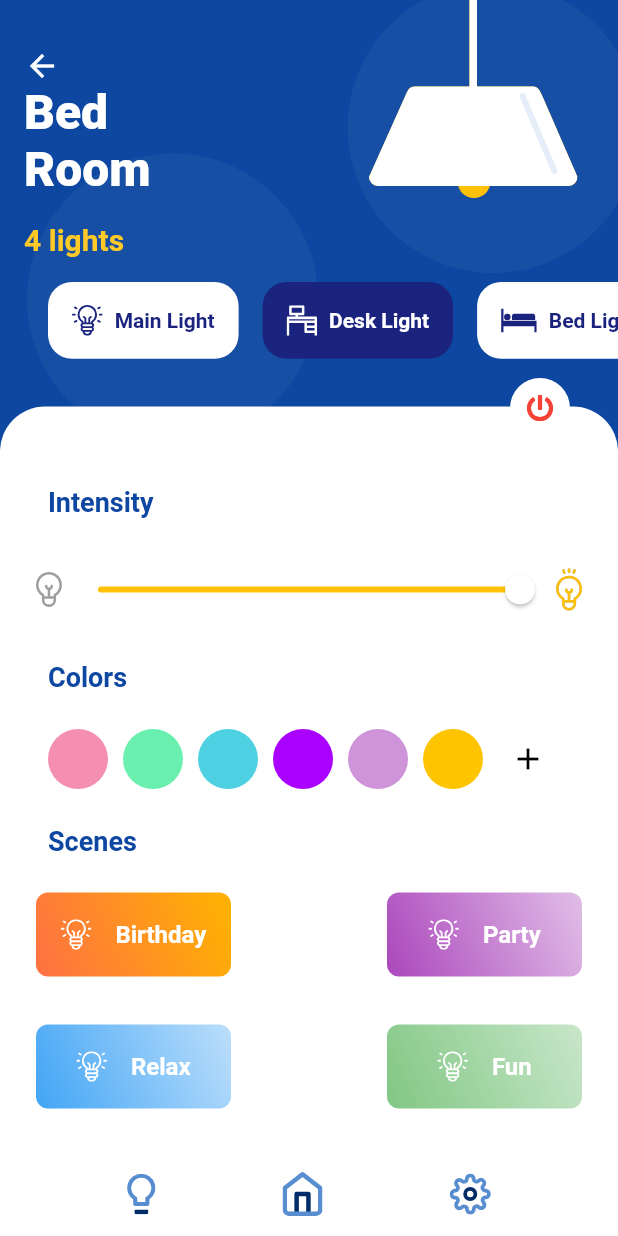
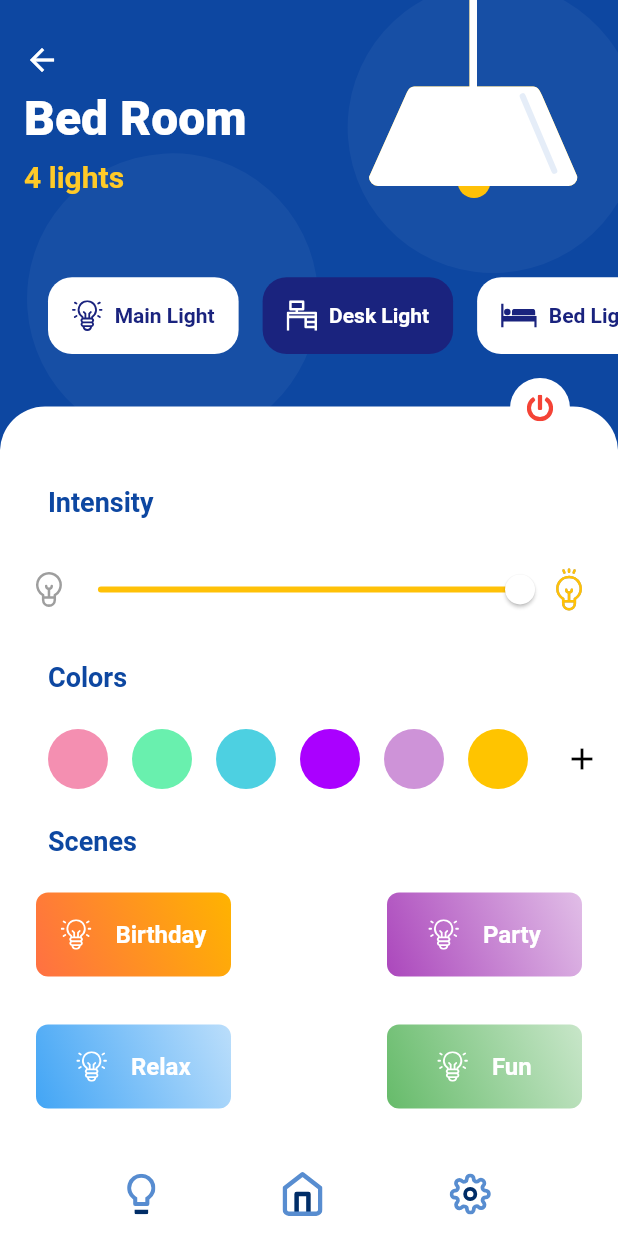
Before and after one commit to Chiratna/Chiratna21_RDFPP, a Flutter app: the screen it shows after launch, after a tap on "Bed Room", on a phone screen of 412 x 824 dp. Run offline on Flutter 3.47's test engine with Material 2 defaults, Android fonts, the phone set to English and light mode, and no system bars; our stand-ins replace flutter_svg.

Commit message:
Modified Room Screen

```diff
--- a/lib/constant/constant.dart
+++ b/lib/constant/constant.dart
@@ -57,6 +57,7 @@ List<Map<String, dynamic>> scenceGradients = [
       end: Alignment.bottomLeft,
     ),
     'title': 'Birthday',
+    'lampcolor': Colors.amber[600],
   },
   {
     'gradient': LinearGradient(
@@ -67,7 +68,8 @@ List<Map<String, dynamic>> scenceGradients = [
       begin: Alignment.topRight,
       end: Alignment.bottomLeft,
     ),
-    'title': 'Party'
+    'title': 'Party',
+    'lampcolor': Colors.purple[400],
   },
   {
     'gradient': LinearGradient(
@@ -79,16 +81,18 @@ List<Map<String, dynamic>> scenceGradients = [
       end: Alignment.bottomLeft,
     ),
     'title': 'Relax',
+    'lampcolor': Colors.blue[400],
   },
   {
     'gradient': LinearGradient(
       colors: [
         Colors.green[100]!,
-        Colors.green[300]!,
+        Colors.green[400]!,
       ],
       begin: Alignment.topRight,
       end: Alignment.bottomLeft,
     ),
-    'title': 'Fun'
+    'title': 'Fun',
+    'lampcolor': Colors.green[400],
   }
 ];
--- a/lib/screens/bedPage.dart
+++ b/lib/screens/bedPage.dart
@@ -28,7 +28,8 @@ class Room extends StatefulWidget {
 class _RoomState extends State<Room> with SingleTickerProviderStateMixin {
   AnimationController? _controller;
   Animation<double>? translateTween;
-  double value = 1;
+  ScrollController sc = ScrollController();
+  double value = 1, opValue = 1;
   Color lampColor = Colors.amber;
   bool powerOn = true;
   @override
@@ -40,6 +41,12 @@ class _RoomState extends State<Room> with SingleTickerProviderStateMixin {
 
     widget.animation.addStatusListener((status) {
       if (status == AnimationStatus.completed) _controller!.forward();
+    });
+
+    sc.addListener(() {
+      setState(() {
+        opValue = math.min(1, math.max(0, 1 - sc.offset / 170));
+      });
     });
 
     super.initState();
@@ -65,6 +72,9 @@ class _RoomState extends State<Room> with SingleTickerProviderStateMixin {
               )
             : GestureDetector(
                 onTap: () {
+                  sc.animateTo(0,
+                      duration: const Duration(milliseconds: 300),
+                      curve: Curves.easeIn);
                   setState(() {
                     lampColor = colors[index].withOpacity(value);
                   });
@@ -78,7 +88,17 @@ class _RoomState extends State<Room> with SingleTickerProviderStateMixin {
   List<Widget> scenePicker() {
     List<Widget> stackLayers =
         List<Widget>.generate(scenceGradients.length, (index) {
-      return Container(
+      return GestureDetector(
+        onTap: () {
+          sc.animateTo(0,
+              duration: const Duration(milliseconds: 300),
+              curve: Curves.easeIn);
+
+          setState(() {
+            lampColor = scenceGradients[index]['lampcolor'].withOpacity(value);
+          });
+        },
+        child: Container(
           width: 130,
           height: kBottomNavigationBarHeight,
           child: Container(
@@ -109,6 +129,7 @@ class _RoomState extends State<Room> with SingleTickerProviderStateMixin {
               ],
             ),
           ),
+        ),
       );
     });
 
@@ -123,37 +144,21 @@ class _RoomState extends State<Room> with SingleTickerProviderStateMixin {
       bottomNavigationBar: BottomNavBar(),
       body: SafeArea(
           child: CustomScrollView(
-        shrinkWrap: true,
+        controller: sc,
+        //shrinkWrap: true,
         physics: BouncingScrollPhysics(),
         slivers: [
           TweenAnimationBuilder<double>(
             tween: Tween<double>(begin: 150, end: 300),
             duration: const Duration(milliseconds: 500),
             builder: (_, he, child) {
-              // return SliverAppBar(
-              //   backgroundColor: Colors.blue[900],
-              //   automaticallyImplyLeading: false,
-              //   expandedHeight: he,
-              //   pinned: false,
-              //   stretch: true,
-              //   onStretchTrigger: () async {
-              //     print('Hell0');
-              //   },
-              //   bottom: PreferredSize(
-              //     child: Container(),
-              //     preferredSize: Size(0, 20),
-              //   ),
-              //   flexibleSpace:
-              // );
-
-              return SliverToBoxAdapter(
-                child: Container(
-                  height: he,
-                  color: Colors.blue[900],
-                  width: size.width,
-                  child: child,
-                ),
-              );
+              return SliverAppBar(
+                  backgroundColor: Colors.blue[900],
+                  automaticallyImplyLeading: false,
+                  stretch: true,
+                  onStretchTrigger: () async {},
+                  expandedHeight: he,
+                  flexibleSpace: child);
             },
             child: Stack(
               children: [
@@ -184,11 +189,14 @@ class _RoomState extends State<Room> with SingleTickerProviderStateMixin {
                         child: child,
                       );
                     },
-                    child: LampWidget(bright: lampColor.withOpacity(value)),
+                    child: Opacity(
+                        opacity: opValue,
+                        child:
+                            LampWidget(bright: lampColor.withOpacity(value))),
                   ),
                 ),
                 Positioned(
-                  top: 24,
+                  bottom: 130,
                   left: 16,
                   child: GestureDetector(
                     onTap: () {
@@ -205,7 +213,7 @@ class _RoomState extends State<Room> with SingleTickerProviderStateMixin {
                             animation: translateTween!,
                             builder: (_, child) {
                               return Transform.translate(
-                                offset: Offset(0, 16 * translateTween!.value),
+                                offset: Offset(0, 8 * translateTween!.value),
                                 child: Opacity(
                                   opacity: translateTween!.value,
                                   child: child,
@@ -228,7 +236,7 @@ class _RoomState extends State<Room> with SingleTickerProviderStateMixin {
                   ),
                 ),
                 Positioned(
-                  top: 180,
+                  bottom: 56,
                   child: AnimatedBuilder(
                       animation: translateTween!,
                       builder: (_, child) {
@@ -319,8 +327,10 @@ class _RoomState extends State<Room> with SingleTickerProviderStateMixin {
                   child: Container(
                     margin: EdgeInsets.only(left: 32),
                     width: size.width,
-                    child: Stack(
-                      children: colorPicker(translateTween!.value * 2.5),
+                    child: Wrap(
+                      spacing: 16 * translateTween!.value,
+                      runSpacing: 16,
+                      children: colorPicker(0),
                     ),
                   ),
                 );
--- a/lib/screens/homeScreen.dart
+++ b/lib/screens/homeScreen.dart
@@ -38,7 +38,7 @@ class _HomeScreenState extends State<HomeScreen> {
                 preferredSize: Size(0, 20),
               ),
               backgroundColor: Colors.blue[900],
-              expandedHeight: size.height * 0.25,
+              expandedHeight: 200,
               flexibleSpace: Stack(
                 children: [
                   Positioned(
@@ -49,9 +49,10 @@ class _HomeScreenState extends State<HomeScreen> {
                       child: SvgPicture.asset('assets/images/Circles.svg'),
                     ),
                   ),
-                  Positioned(top: 24, left: 16, child: HomeHeader(size: size)),
                   Positioned(
-                      top: 32,
+                      bottom: 72, left: 16, child: HomeHeader(size: size)),
+                  Positioned(
+                      bottom: 80,
                       right: 24,
                       child: GestureDetector(
                         onTap: () {
@@ -94,6 +95,21 @@ class _HomeScreenState extends State<HomeScreen> {
                 ],
               ),
             ),
+            SliverToBoxAdapter(
+              child: Container(
+                  margin: EdgeInsets.only(
+                    left: 32,
+                    bottom: 16,
+                  ),
+                  child: Text(
+                    'All Rooms',
+                    style: TextStyle(
+                      color: Colors.blue[900],
+                      fontWeight: FontWeight.bold,
+                      fontSize: 18,
+                    ),
+                  )),
+            ),
             SliverGrid(
               delegate: SliverChildBuilderDelegate((_, i) {
                 i = i % 6;
@@ -121,14 +137,20 @@ class _HomeScreenState extends State<HomeScreen> {
                   },
                   child: GridItem(room: room),
                 );
-                }, childCount: 12),
+              }, childCount: 6),
               gridDelegate: SliverGridDelegateWithFixedCrossAxisCount(
                 crossAxisCount: 2,
                 crossAxisSpacing: 16,
                 mainAxisSpacing: 8,
                 childAspectRatio: 0.7,
                 mainAxisExtent: 200,
-                ))
+              ),
+            ),
+            SliverToBoxAdapter(
+              child: Container(
+                height: 32,
+              ),
+            )
           ],
         ),
       ),
--- /dev/null
+++ b/lib/screens/try.dart
@@ -0,0 +1,16 @@
+import 'package:flutter/material.dart';
+
+class TryScreen extends StatelessWidget {
+  const TryScreen({Key? key}) : super(key: key);
+
+  @override
+  Widget build(BuildContext context) {
+    return Scaffold(
+      body: SafeArea(
+        child: SingleChildScrollView(
+          child: Column(),
+        ),
+      ),
+    );
+  }
+}
--- a/lib/widgets/homeHeader.dart
+++ b/lib/widgets/homeHeader.dart
@@ -19,7 +19,7 @@ class HomeHeader extends StatelessWidget {
           fontWeight: FontWeight.w800,
         ),
       ),
-      width: size.width * 0.3,
+      width: size.width * 0.5,
     );
   }
 }
--- a/lib/widgets/lampWidget.dart
+++ b/lib/widgets/lampWidget.dart
@@ -13,7 +13,8 @@ class LampWidget extends StatelessWidget {
   Widget build(BuildContext context) {
     return Container(
       width: 150,
-      height: 170,
+      height: 160,
+      //color: Colors.black,
       margin: EdgeInsets.only(right: 16),
       //key: UniqueKey(),
       child: Stack(
@@ -23,12 +24,13 @@ class LampWidget extends StatelessWidget {
             child: SvgPicture.asset(
               'assets/images/lightbulb.svg',
               color: bright,
-              fit: BoxFit.fitHeight,
             ),
           ),
           Positioned(
             top: 0,
-            child: SvgPicture.asset('assets/images/lightbulboutline.svg'),
+            child: SvgPicture.asset(
+              'assets/images/lightbulboutline.svg',
+            ),
           ),
         ],
       ),
--- a/lib/widgets/roomHeader.dart
+++ b/lib/widgets/roomHeader.dart
@@ -14,6 +14,7 @@ class RoomHeader extends StatelessWidget {
   Widget build(BuildContext context) {
     return Container(
       child: Wrap(
+        runSpacing: 8,
         children: [
           Padding(
             padding: const EdgeInsets.only(top: 8.0, right: 8),
@@ -33,7 +34,7 @@ class RoomHeader extends StatelessWidget {
           )
         ],
       ),
-      width: 100,
+      width: size.width * 0.5 - 32,
     );
   }
 }
```
Lines whose indentation alone changed are shown as unchanged.
